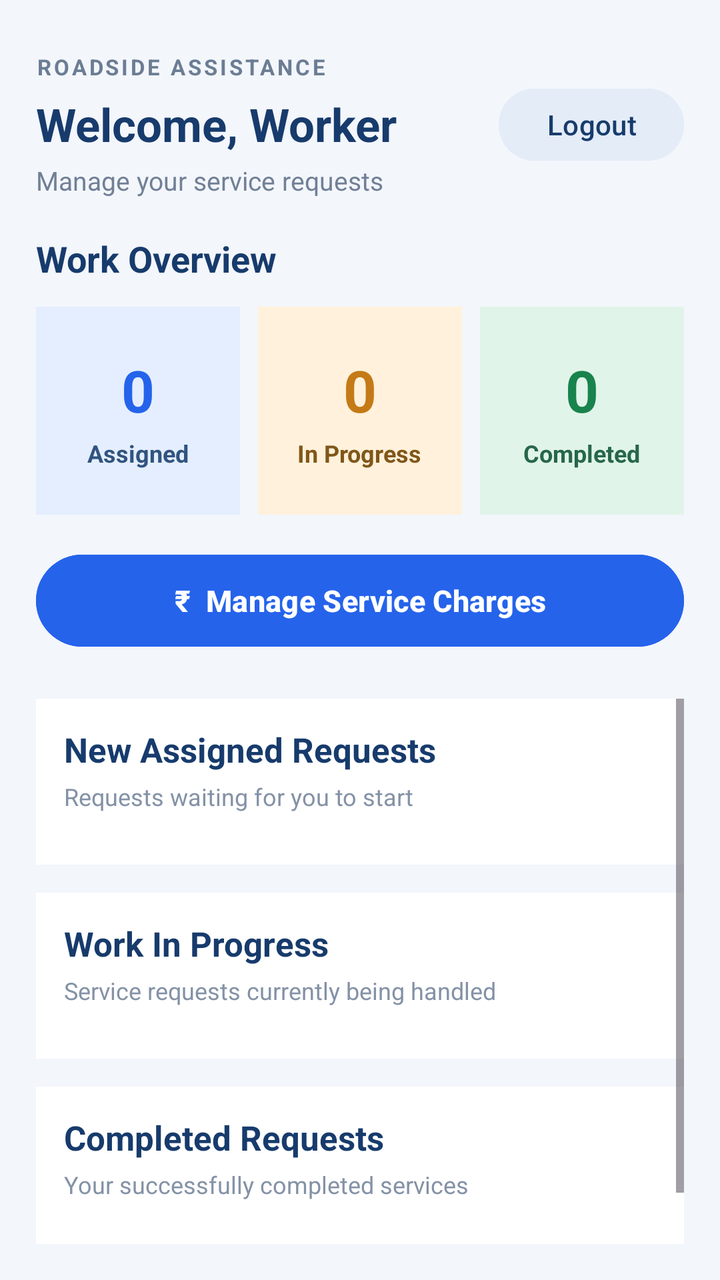
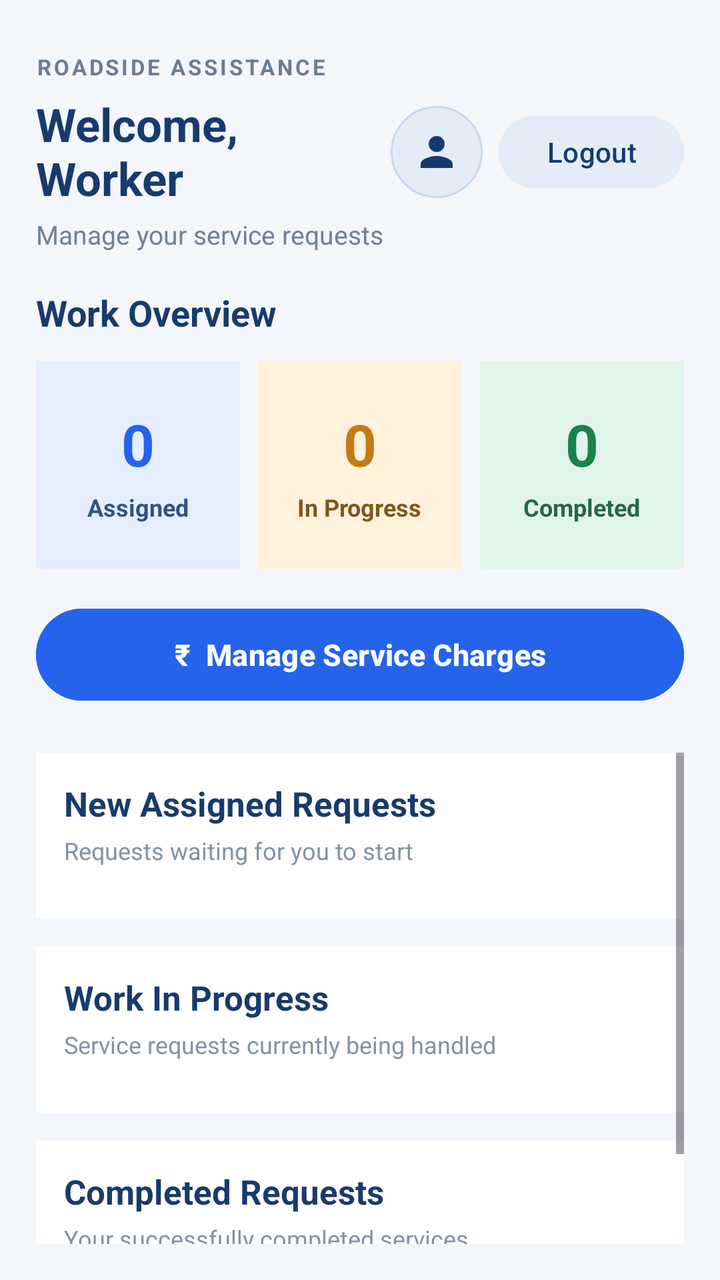

An Android layout rendered at two revisions. The XML below is the earlier revision; the diff shows what the commit changed to produce the second picture.
<!-- AndroidManifest.xml: application theme Theme.RoadsideAssistance -->
<!-- res/layout/activity_worker_dashboard.xml -->
<?xml version="1.0" encoding="utf-8"?>
<LinearLayout xmlns:android="http://schemas.android.com/apk/res/android"
    android:layout_width="match_parent"
    android:layout_height="match_parent"
    android:orientation="vertical"
    android:background="#F3F6FB"
    android:padding="18dp">

    
    <LinearLayout
        android:layout_width="match_parent"
        android:layout_height="wrap_content"
        android:gravity="center_vertical"
        android:orientation="horizontal"
        android:paddingTop="8dp"
        android:paddingBottom="18dp">

        <LinearLayout
            android:layout_width="0dp"
            android:layout_height="wrap_content"
            android:layout_weight="1"
            android:orientation="vertical">

            <TextView
                android:layout_width="wrap_content"
                android:layout_height="wrap_content"
                android:text="ROADSIDE ASSISTANCE"
                android:textColor="#6B7D93"
                android:textSize="11sp"
                android:textStyle="bold"
                android:letterSpacing="0.12" />

            <TextView
                android:id="@+id/tvWelcome"
                android:layout_width="match_parent"
                android:layout_height="wrap_content"
                android:layout_marginTop="6dp"
                android:text="Welcome, Worker"
                android:textColor="#173B6C"
                android:textSize="23sp"
                android:textStyle="bold" />

            <TextView
                android:layout_width="wrap_content"
                android:layout_height="wrap_content"
                android:layout_marginTop="4dp"
                android:text="Manage your service requests"
                android:textColor="#718096"
                android:textSize="13sp" />

        </LinearLayout>

        <Button
            android:id="@+id/btnLogout"
            android:layout_width="wrap_content"
            android:layout_height="44dp"
            android:backgroundTint="#E4ECF7"
            android:text="Logout"
            android:textAllCaps="false"
            android:textColor="#173B6C"
            android:textSize="14sp" />

    </LinearLayout>

    
    <TextView
        android:layout_width="match_parent"
        android:layout_height="wrap_content"
        android:text="Work Overview"
        android:textColor="#173B6C"
        android:textSize="18sp"
        android:textStyle="bold"
        android:layout_marginBottom="12dp" />

    
    <LinearLayout
        android:layout_width="match_parent"
        android:layout_height="wrap_content"
        android:orientation="horizontal"
        android:weightSum="3">

        
        <LinearLayout
            android:layout_width="0dp"
            android:layout_height="104dp"
            android:layout_weight="1"
            android:layout_marginEnd="6dp"
            android:background="#E4EEFF"
            android:gravity="center"
            android:orientation="vertical"
            android:padding="8dp">

            <TextView
                android:id="@+id/tvAssignedCount"
                android:layout_width="wrap_content"
                android:layout_height="wrap_content"
                android:text="0"
                android:textColor="#2563EB"
                android:textSize="29sp"
                android:textStyle="bold" />

            <TextView
                android:layout_width="wrap_content"
                android:layout_height="wrap_content"
                android:layout_marginTop="4dp"
                android:text="Assigned"
                android:textColor="#31547F"
                android:textSize="12sp"
                android:textStyle="bold" />

        </LinearLayout>

        
        <LinearLayout
            android:layout_width="0dp"
            android:layout_height="104dp"
            android:layout_weight="1"
            android:layout_marginHorizontal="3dp"
            android:background="#FFF1DB"
            android:gravity="center"
            android:orientation="vertical"
            android:padding="8dp">

            <TextView
                android:id="@+id/tvProgressCount"
                android:layout_width="wrap_content"
                android:layout_height="wrap_content"
                android:text="0"
                android:textColor="#C47A16"
                android:textSize="29sp"
                android:textStyle="bold" />

            <TextView
                android:layout_width="wrap_content"
                android:layout_height="wrap_content"
                android:layout_marginTop="4dp"
                android:text="In Progress"
                android:textColor="#805719"
                android:textSize="12sp"
                android:textStyle="bold" />

        </LinearLayout>

        
        <LinearLayout
            android:layout_width="0dp"
            android:layout_height="104dp"
            android:layout_weight="1"
            android:layout_marginStart="6dp"
            android:background="#E1F4E9"
            android:gravity="center"
            android:orientation="vertical"
            android:padding="8dp">

            <TextView
                android:id="@+id/tvCompletedCount"
                android:layout_width="wrap_content"
                android:layout_height="wrap_content"
                android:text="0"
                android:textColor="#18834C"
                android:textSize="29sp"
                android:textStyle="bold" />

            <TextView
                android:layout_width="wrap_content"
                android:layout_height="wrap_content"
                android:layout_marginTop="4dp"
                android:text="Completed"
                android:textColor="#276749"
                android:textSize="12sp"
                android:textStyle="bold" />

        </LinearLayout>

    </LinearLayout>

    
    <Button
        android:id="@+id/btnServiceCharges"
        android:layout_width="match_parent"
        android:layout_height="54dp"
        android:layout_marginTop="16dp"
        android:backgroundTint="#2563EB"
        android:text="₹  Manage Service Charges"
        android:textAllCaps="false"
        android:textColor="#FFFFFF"
        android:textSize="15sp"
        android:textStyle="bold" />

    
    <ScrollView
        android:layout_width="match_parent"
        android:layout_height="0dp"
        android:layout_weight="1"
        android:layout_marginTop="22dp"
        android:fillViewport="false"
        android:clipToPadding="false">

        <LinearLayout
            android:layout_width="match_parent"
            android:layout_height="wrap_content"
            android:orientation="vertical"
            android:paddingBottom="24dp">

            
            <LinearLayout
                android:layout_width="match_parent"
                android:layout_height="wrap_content"
                android:orientation="vertical"
                android:background="#FFFFFF"
                android:padding="14dp">

                <TextView
                    android:layout_width="match_parent"
                    android:layout_height="wrap_content"
                    android:text="New Assigned Requests"
                    android:textColor="#173B6C"
                    android:textSize="17sp"
                    android:textStyle="bold" />

                <TextView
                    android:layout_width="match_parent"
                    android:layout_height="wrap_content"
                    android:layout_marginTop="4dp"
                    android:text="Requests waiting for you to start"
                    android:textColor="#8492A6"
                    android:textSize="12sp" />

                <LinearLayout
                    android:id="@+id/assignedRequestsContainer"
                    android:layout_width="match_parent"
                    android:layout_height="wrap_content"
                    android:layout_marginTop="12dp"
                    android:orientation="vertical" />

            </LinearLayout>

            
            <LinearLayout
                android:layout_width="match_parent"
                android:layout_height="wrap_content"
                android:layout_marginTop="14dp"
                android:orientation="vertical"
                android:background="#FFFFFF"
                android:padding="14dp">

                <TextView
                    android:layout_width="match_parent"
                    android:layout_height="wrap_content"
                    android:text="Work In Progress"
                    android:textColor="#173B6C"
                    android:textSize="17sp"
                    android:textStyle="bold" />

                <TextView
                    android:layout_width="match_parent"
                    android:layout_height="wrap_content"
                    android:layout_marginTop="4dp"
                    android:text="Service requests currently being handled"
                    android:textColor="#8492A6"
                    android:textSize="12sp" />

                <LinearLayout
                    android:id="@+id/progressRequestsContainer"
                    android:layout_width="match_parent"
                    android:layout_height="wrap_content"
                    android:layout_marginTop="12dp"
                    android:orientation="vertical" />

            </LinearLayout>

            
            <LinearLayout
                android:layout_width="match_parent"
                android:layout_height="wrap_content"
                android:layout_marginTop="14dp"
                android:orientation="vertical"
                android:background="#FFFFFF"
                android:padding="14dp">

                <TextView
                    android:layout_width="match_parent"
                    android:layout_height="wrap_content"
                    android:text="Completed Requests"
                    android:textColor="#173B6C"
                    android:textSize="17sp"
                    android:textStyle="bold" />

                <TextView
                    android:layout_width="match_parent"
                    android:layout_height="wrap_content"
                    android:layout_marginTop="4dp"
                    android:text="Your successfully completed services"
                    android:textColor="#8492A6"
                    android:textSize="12sp" />

                <LinearLayout
                    android:id="@+id/completedRequestsContainer"
                    android:layout_width="match_parent"
                    android:layout_height="wrap_content"
                    android:layout_marginTop="12dp"
                    android:orientation="vertical" />

            </LinearLayout>

            
            <TextView
                android:id="@+id/tvEmpty"
                android:layout_width="match_parent"
                android:layout_height="wrap_content"
                android:layout_marginTop="14dp"
                android:background="#FFFFFF"
                android:gravity="center"
                android:padding="20dp"
                android:text="No service requests assigned to you yet."
                android:textColor="#7B8794"
                android:textSize="14sp"
                android:visibility="gone" />

        </LinearLayout>

    </ScrollView>

</LinearLayout>
<!-- resources referenced by this layout -->
<resources>
  <style name="Theme.RoadsideAssistance" parent="Base.Theme.RoadsideAssistance" />
  <style name="Base.Theme.RoadsideAssistance" parent="Theme.Material3.DayNight.NoActionBar">
          
          
      </style>
</resources>

<!-- the commit's change to res/layout/activity_worker_dashboard.xml (unified diff, before → after) -->
@@ -15,6 +15,7 @@
         android:paddingTop="8dp"
         android:paddingBottom="18dp">
 
+        
         <LinearLayout
             android:layout_width="0dp"
             android:layout_height="wrap_content"
@@ -50,6 +51,20 @@
 
         </LinearLayout>
 
+        
+        <ImageButton
+            android:id="@+id/btnWorkerProfile"
+            android:layout_width="46dp"
+            android:layout_height="46dp"
+            android:layout_marginEnd="8dp"
+            android:background="@drawable/worker_profile_icon_bg"
+            android:contentDescription="My Profile"
+            android:padding="11dp"
+            android:scaleType="fitCenter"
+            android:src="@drawable/ic_person_profile"
+            android:tint="#173B6C" />
+
+        
         <Button
             android:id="@+id/btnLogout"
             android:layout_width="wrap_content"
<!-- resource entries referenced after the edit -->
@@ -1,5 +1,30 @@
 <!-- resources referenced by this layout -->
 <resources>
+  <!-- drawable ic_person_profile (drawable) -->
+  <?xml version="1.0" encoding="utf-8"?>
+  <vector xmlns:android="http://schemas.android.com/apk/res/android"
+      android:width="24dp"
+      android:height="24dp"
+      android:viewportWidth="24"
+      android:viewportHeight="24">
+  
+      <path
+          android:fillColor="#173B6C"
+          android:pathData="M12,12c2.21,0 4,-1.79 4,-4s-1.79,-4 -4,-4 -4,1.79 -4,4 1.79,4 4,4zM12,14c-2.67,0 -8,1.34 -8,4v2h16v-2c0,-2.66 -5.33,-4 -8,-4z"/>
+  
+  </vector>
+  <!-- drawable worker_profile_icon_bg (drawable) -->
+  <?xml version="1.0" encoding="utf-8"?>
+  <shape xmlns:android="http://schemas.android.com/apk/res/android"
+      android:shape="oval">
+  
+      <solid android:color="#E4ECF7" />
+  
+      <stroke
+          android:width="1dp"
+          android:color="#C7D8EC" />
+  
+  </shape>
   <style name="Theme.RoadsideAssistance" parent="Base.Theme.RoadsideAssistance" />
   <style name="Base.Theme.RoadsideAssistance" parent="Theme.Material3.DayNight.NoActionBar">
           
